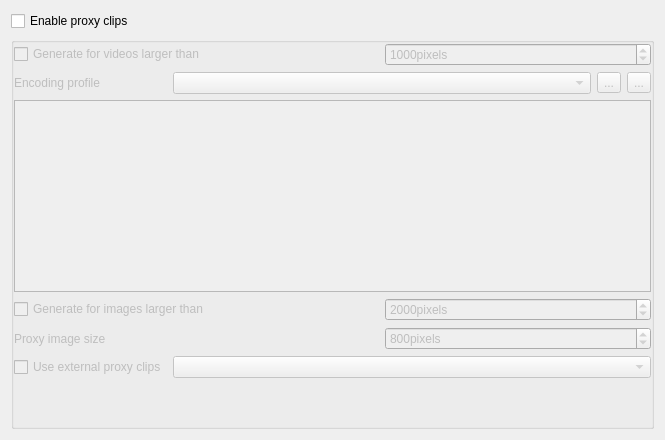
First picture: the form in src/ui/configproxy_ui.ui, repository KDE/kdenlive, before the edit.
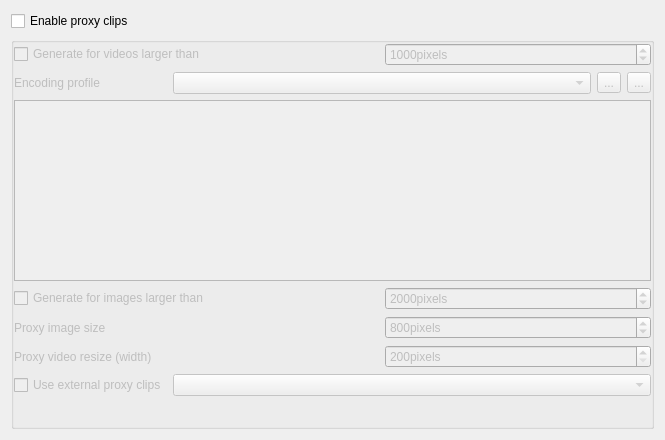
Second picture: the form after the edit.

Commit message: Add widget to compare proxy profiles (speed and file size)

What changed in the file:
```diff
--- a/src/ui/configproxy_ui.ui
+++ b/src/ui/configproxy_ui.ui
@@ -195,6 +195,26 @@
       <item row="6" column="1" colspan="4">
        <widget class="QComboBox" name="kcfg_external_proxy_profile"/>
       </item>
+      <item row="5" column="0" colspan="2">
+       <widget class="QLabel" name="label">
+        <property name="text">
+         <string>Proxy video resize (width)</string>
+        </property>
+       </widget>
+      </item>
+      <item row="5" column="2" colspan="3">
+       <widget class="QSpinBox" name="kcfg_proxyscale">
+        <property name="suffix">
+         <string>pixels</string>
+        </property>
+        <property name="minimum">
+         <number>200</number>
+        </property>
+        <property name="maximum">
+         <number>100000</number>
+        </property>
+       </widget>
+      </item>
      </layout>
     </widget>
    </item>
```
Left out of the diff: 1 changed line with no effect on the pictures. The commit also changes 17 other files.
